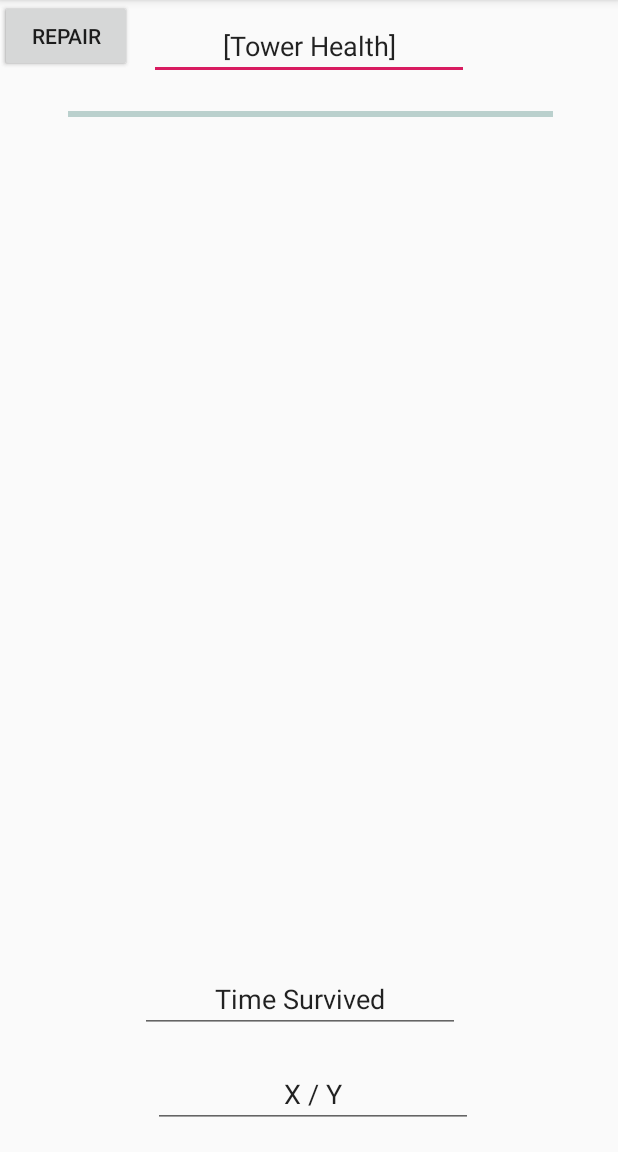
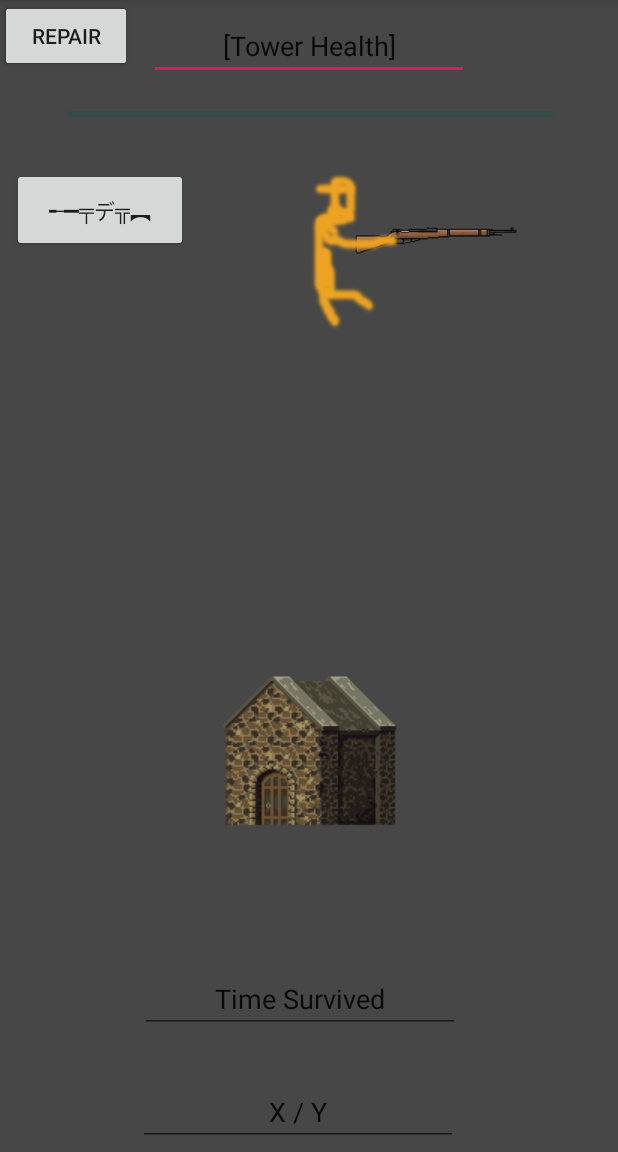
Before and after one commit to lauzadis/DemonHacks, an Android app: the TowerInfo screen opened directly, with no data from a screen before it, on a phone screen of 412 x 824 dp, the part 84-1236 px from its top. Run offline under Robolectric (Android 15) with nearby library versions, the phone set to English and light mode, and no system bars; 7 statements that could not run were skipped.

Commit message:
Revised Tower Info to add a tower, dude, and weapon. Also added an option to cycle weapons to illustrate proof of concept of the game.

```diff
--- a/app/src/main/res/layout/activity_tower_info.xml
+++ b/app/src/main/res/layout/activity_tower_info.xml
@@ -3,6 +3,7 @@
     xmlns:app="http://schemas.android.com/apk/res-auto"
     xmlns:tools="http://schemas.android.com/tools"
     android:layout_width="match_parent"
+    android:background="#474747"
     android:layout_height="match_parent"
     tools:context=".TowerInfo">
 
@@ -65,14 +66,14 @@
         android:layout_marginLeft="8dp"
         android:layout_marginEnd="3dp"
         android:layout_marginRight="3dp"
-        android:layout_marginBottom="16dp"
+        android:layout_marginBottom="4dp"
         android:ems="10"
         android:gravity="center_horizontal"
         android:inputType="textPersonName"
         android:text="X / Y"
         app:layout_constraintBottom_toBottomOf="parent"
         app:layout_constraintEnd_toEndOf="parent"
-        app:layout_constraintHorizontal_bias="0.503"
+        app:layout_constraintHorizontal_bias="0.449"
         app:layout_constraintStart_toStartOf="parent" />
 
     <Button
@@ -90,4 +91,66 @@
         android:text="Repair"
         tools:layout_editor_absoluteX="264dp"
         tools:layout_editor_absoluteY="320dp" />
+
+    <ImageView
+        android:id="@+id/towerImage"
+        android:layout_width="wrap_content"
+        android:layout_height="wrap_content"
+        android:layout_marginStart="8dp"
+        android:layout_marginLeft="8dp"
+        android:layout_marginEnd="8dp"
+        android:layout_marginRight="8dp"
+        android:layout_marginBottom="188dp"
+        app:layout_constraintBottom_toBottomOf="@+id/timeSurvivedProgress"
+        app:layout_constraintEnd_toEndOf="parent"
+        app:layout_constraintStart_toStartOf="parent"
+        app:srcCompat="@drawable/tower1" />
+
+    <ImageView
+        android:id="@+id/gunImage"
+        android:layout_width="134dp"
+        android:layout_height="49dp"
+        android:layout_marginStart="8dp"
+        android:layout_marginLeft="8dp"
+        android:layout_marginTop="136dp"
+        android:layout_marginEnd="8dp"
+        android:layout_marginRight="8dp"
+        app:layout_constraintEnd_toEndOf="parent"
+        app:layout_constraintHorizontal_bias="0.863"
+        app:layout_constraintStart_toStartOf="parent"
+        app:layout_constraintTop_toTopOf="parent"
+        app:srcCompat="@drawable/gun1" />
+
+    <ImageView
+        android:id="@+id/imageView"
+        android:layout_width="130dp"
+        android:layout_height="160dp"
+        android:layout_marginStart="8dp"
+        android:layout_marginLeft="8dp"
+        android:layout_marginTop="88dp"
+        android:layout_marginEnd="8dp"
+        android:layout_marginRight="8dp"
+        app:layout_constraintEnd_toEndOf="parent"
+        app:layout_constraintHorizontal_bias="0.588"
+        app:layout_constraintStart_toStartOf="parent"
+        app:layout_constraintTop_toTopOf="parent"
+        app:srcCompat="@drawable/dude" />
+
+    <Button
+        android:id="@+id/devGunChanger"
+        android:layout_width="117dp"
+        android:layout_height="56dp"
+        android:layout_marginStart="8dp"
+        android:layout_marginLeft="8dp"
+        android:layout_marginTop="112dp"
+        android:layout_marginEnd="8dp"
+        android:layout_marginRight="8dp"
+        android:layout_marginBottom="8dp"
+        android:text="╾━╤デ╦︻"
+        app:layout_constraintBottom_toBottomOf="parent"
+        app:layout_constraintEnd_toEndOf="parent"
+        app:layout_constraintHorizontal_bias="0.0"
+        app:layout_constraintStart_toStartOf="parent"
+        app:layout_constraintTop_toTopOf="parent"
+        app:layout_constraintVertical_bias="0.0" />
 </android.support.constraint.ConstraintLayout>
```
Also changed, not shown: app/src/main/java/com/example/motbot/demonhacks/TowerInfo.java (+38 -1 lines), app/src/main/res/drawable/dude.png (added), app/src/main/res/drawable/resourcestrans.png (added), app/src/main/res/drawable/tower1.png (added).
